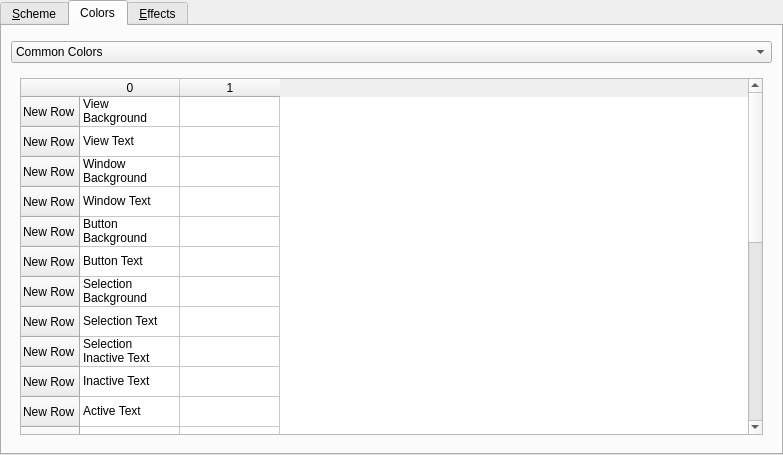
mgottschlag/kwin-tiling, file kcontrol/colors/colorsettings.ui: the form before one commit.
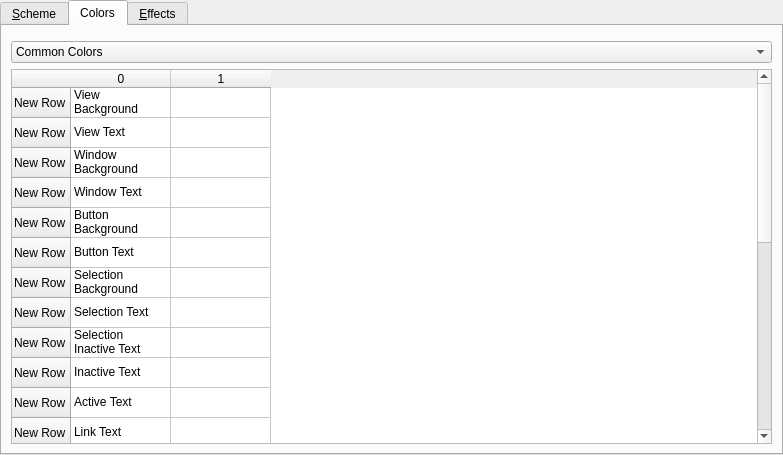
The form after the commit. The open tabs and pages were chosen to show the change. Custom widgets are drawn as their Qt base class.

Commit message: Remove double margins.

Patch:
```diff
--- a/kcontrol/colors/colorsettings.ui
+++ b/kcontrol/colors/colorsettings.ui
@@ -193,14 +193,6 @@
       </layout>
      </widget>
      <widget class="QWidget" name="tab" >
-      <property name="geometry" >
-       <rect>
-        <x>0</x>
-        <y>0</y>
-        <width>771</width>
-        <height>415</height>
-       </rect>
-      </property>
       <attribute name="title" >
        <string>Colors</string>
       </attribute>
@@ -258,15 +250,10 @@
           <number>0</number>
          </property>
          <widget class="QWidget" name="commonColorsPage" >
-          <property name="geometry" >
-           <rect>
-            <x>0</x>
-            <y>0</y>
-            <width>763</width>
-            <height>360</height>
-           </rect>
-          </property>
           <layout class="QGridLayout" >
+           <property name="margin" >
+            <number>0</number>
+           </property>
            <item row="0" column="0" >
             <widget class="QTableWidget" name="commonColorTable" >
              <property name="editTriggers" >
```
Left out of the diff: 29 changed lines with no effect on the pictures.
